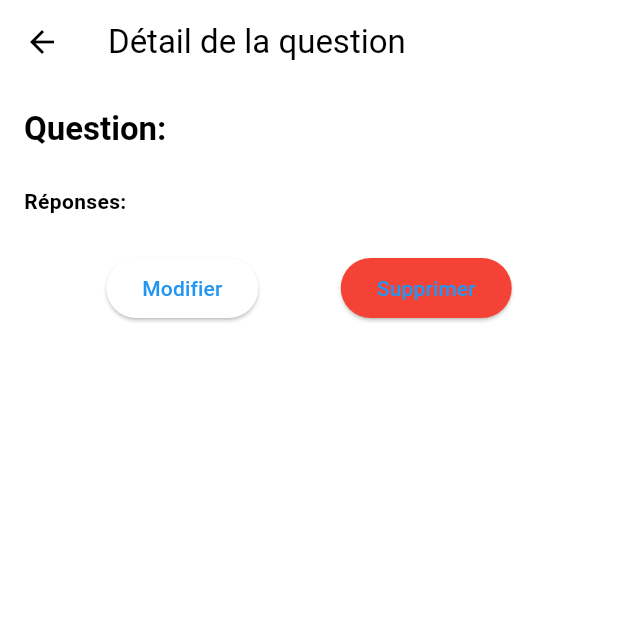
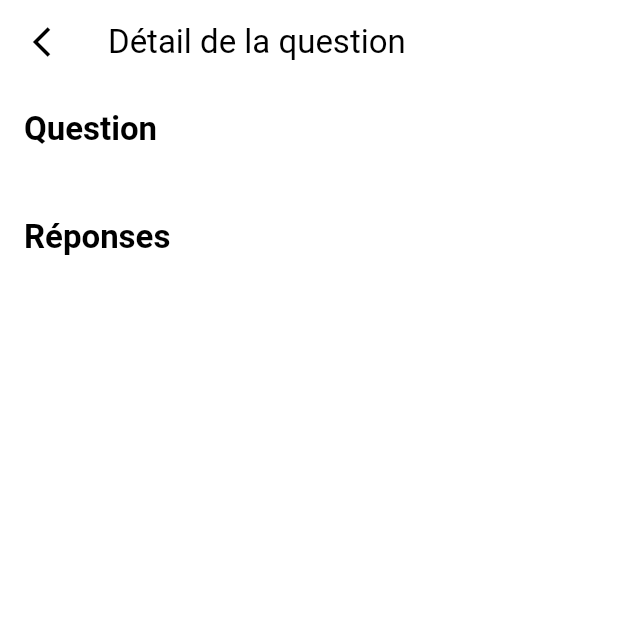
Before and after one commit to RasolomananaOlivier/qlearn, a Flutter app: the DetailQuestionPage screen opened directly with empty values, on a phone screen of 412 x 824 dp, the top half of it. Run offline on Flutter 3.47's test engine with Material 3 defaults, Android fonts, the light colour scheme and no system bars; drawn by our look-alikes of oktoast; our stand-ins replace auto_route, dio, flutter_form_builder, flutter_rating_bar, flutter_riverpod, form_builder_validators and 4 more; missing offline and left inert: awesome_dio_interceptor; accounts and stored records are empty; generated files the repository leaves out were written again; Roboto replaces fonts that are missing (IBM); statements that could not run were skipped.

Commit message:
feat: update question details UI

```diff
--- a/lib/features/features_nyandriax/question_management/presentation/pages/detail_question_page.dart
+++ b/lib/features/features_nyandriax/question_management/presentation/pages/detail_question_page.dart
@@ -1,6 +1,8 @@
 import 'package:auto_route/auto_route.dart';
 import 'package:flutter/material.dart';
+import 'package:q_learn/core/common/domain/models/answer.dart';
 import 'package:q_learn/core/common/domain/models/question.dart';
+import 'package:q_learn/core/common/widgets/app_bar_back_button.dart';
 
 @RoutePage()
 class DetailQuestionPage extends StatelessWidget {
@@ -44,18 +46,10 @@ class DetailQuestionPage extends StatelessWidget {
 
   @override
   Widget build(BuildContext context) {
-    final String content = question.content;
-    final List<dynamic> answers = question.answers;
-
     return Scaffold(
       appBar: AppBar(
         title: const Text('Détail de la question'),
-        leading: IconButton(
-          icon: const Icon(Icons.arrow_back),
-          onPressed: () {
-            Navigator.of(context).pop();
-          },
-        ),
+        leading: const AppBarBackButton(),
       ),
       body: Padding(
         padding: const EdgeInsets.all(16.0),
@@ -63,87 +57,56 @@ class DetailQuestionPage extends StatelessWidget {
           crossAxisAlignment: CrossAxisAlignment.start,
           children: [
             Text(
-              'Question: $content',
+              'Question',
               style: Theme.of(context)
                   .textTheme
                   .titleLarge
                   ?.copyWith(fontWeight: FontWeight.bold),
             ),
             const SizedBox(height: 8),
-            // Text(
-            //   'Difficulté: $difficulty',
-            //   style: Theme.of(context)
-            //       .textTheme
-            //       .titleMedium
-            //       ?.copyWith(color: Colors.grey[700]),
-            // ),
-            // const SizedBox(height: 8),
-            // Text(
-            //   'Catégorie ID: $categoryId',
-            //   style: Theme.of(context)
-            //       .textTheme
-            //       .titleMedium
-            //       ?.copyWith(color: Colors.grey[700]),
-            // ),
+            Text(question.content),
             const SizedBox(height: 16),
-            const Text(
-              'Réponses:',
-              style: TextStyle(fontWeight: FontWeight.bold),
+            Text(
+              'Réponses',
+              style: Theme.of(context)
+                  .textTheme
+                  .titleLarge
+                  ?.copyWith(fontWeight: FontWeight.bold),
             ),
             const SizedBox(height: 8),
-            // Flexible(
-            //   child: ListView.builder(
-            //     itemCount: answers.length,
-            //     itemBuilder: (context, index) {
-            //       final answer = answers[index];
-            //       final answerText =
-            //           answer is Answer ? answer.content : answer.toString();
-            //       final isCorrect = answer is Answer ? answer.isCorrect : false;
+            buildAnswers(),
+            const SizedBox(height: 16),
+          ],
+        ),
+      ),
+    );
+  }
 
-            //       return Card(
-            //         color: isCorrect ? Colors.green : Colors.blue,
-            //         child: Container(
-            //           padding: const EdgeInsets.all(8.0),
-            //           child: Center(
-            //             child: Text(
-            //               answerText,
-            //               style: const TextStyle(
-            //                 color: Colors.white,
-            //               ),
-            //             ),
-            //           ),
-            //         ),
-            //       );
-            //     },
-            //   ),
-            // ),
-            const SizedBox(height: 16),
-            Row(
-              mainAxisAlignment: MainAxisAlignment.spaceEvenly,
-              children: [
-                ElevatedButton(
-                  onPressed: () {
-                    // Navigator.of(context).push(
-                    //   MaterialPageRoute(
-                    //     builder: (context) => CreationQuestionPage(
-                    //       question: question,
-                    //     ),
-                    //   ),
-                    // );
-                  },
-                  child: const Text('Modifier'),
-                ),
-                ElevatedButton(
-                  onPressed: () {
-                    _showDeleteConfirmationDialog(context);
-                  },
-                  style: ElevatedButton.styleFrom(
-                    backgroundColor: Colors.red,
-                  ),
-                  child: const Text('Supprimer'),
-                ),
-              ],
-            ),
+  Widget buildAnswers() {
+    return Expanded(
+      child: ListView.builder(
+        itemCount: question.answers.length,
+        itemBuilder: (context, index) {
+          return buildAnswerDetail(
+            question.answers[index],
+          );
+        },
+      ),
+    );
+  }
+
+  Widget buildAnswerDetail(Answer answer) {
+    return Card(
+      color: Colors.blueGrey.shade50,
+      elevation: 0,
+      child: Container(
+        padding: const EdgeInsets.symmetric(horizontal: 12, vertical: 14),
+        child: Column(
+          crossAxisAlignment: CrossAxisAlignment.start,
+          children: [
+            Text(answer.content),
+            const SizedBox(height: 10),
+            Text('Bonne réponse : ${answer.isCorrect ? 'Oui' : 'Non'}'),
           ],
         ),
       ),
```
